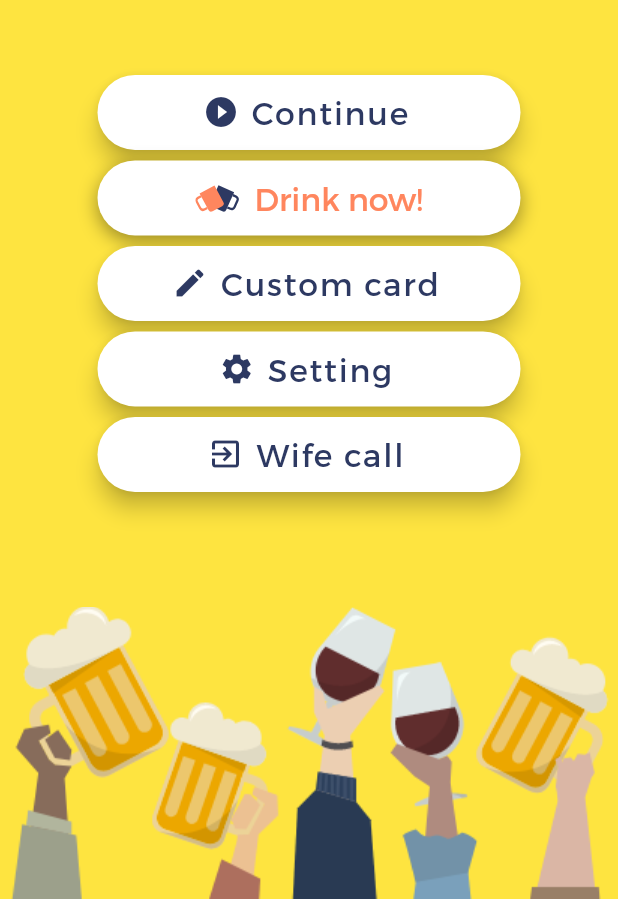
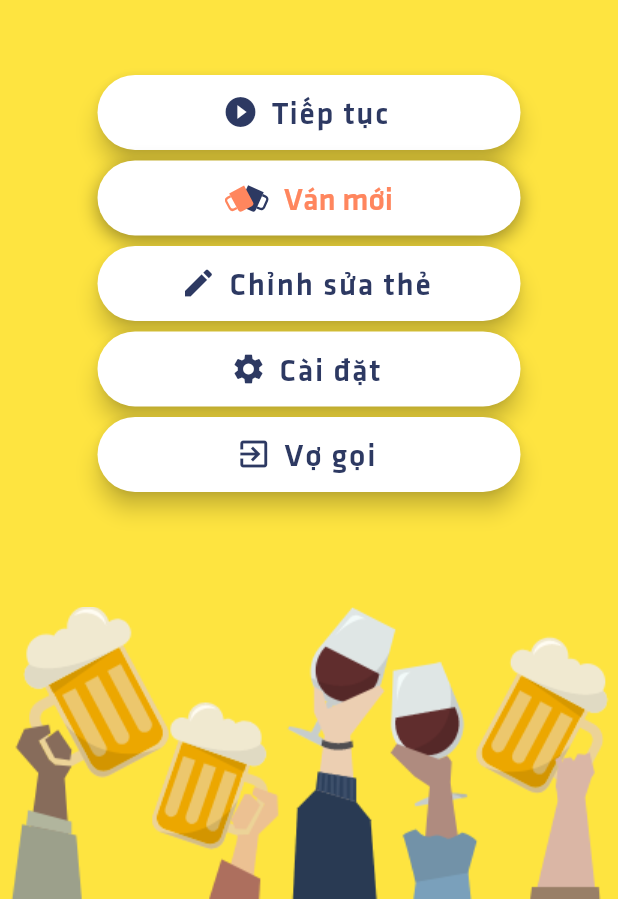
Before and after one commit to tanpmclk14uit/drinking_card, a Flutter app: the screen it shows after launch, on a phone screen of 412 x 824 dp, the part 337-1236 px from its top. Run offline on Flutter 3.47's test engine with Material 2 defaults, Android fonts, the phone set to English and light mode, and no system bars; our stand-ins replace flutter_svg.

Commit message:
fix font and language

```diff
--- a/lib/home/components/NormalButton.dart
+++ b/lib/home/components/NormalButton.dart
@@ -17,7 +17,7 @@ class HomeButton extends StatelessWidget {
         label: Text(
           label,
           style: const TextStyle(
-            fontFamily: "Montserrat",
+            fontFamily: "Facebook",
             fontSize: 21,
             fontWeight: FontWeight.normal,
           ),
--- a/lib/home/components/SpecialButton.dart
+++ b/lib/home/components/SpecialButton.dart
@@ -29,11 +29,11 @@ class SpecialButton extends StatelessWidget {
               SvgPicture.asset("assets/icons/special_icon.svg"),
               const SizedBox(width: 10),
               Text(
-                "Drink now!",
+                "Ván mới",
                 style: TextStyle(
                     color: specialButtonText,
                     fontSize: 21,
-                    fontFamily: "Montserrat"),
+                    fontFamily: "Facebook"),
               )
             ],
             mainAxisAlignment: MainAxisAlignment.center,
--- a/lib/home/home.dart
+++ b/lib/home/home.dart
@@ -22,17 +22,17 @@ class HomeScreen extends StatelessWidget {
                 children: const [
                   AppTitle(),
                   SizedBox(height: 50),
-                  HomeButton(Icon(Icons.play_circle_fill_outlined), "Continue"),
+                  HomeButton(Icon(Icons.play_circle_fill_outlined), "Tiếp tục"),
                   SizedBox(
                     height: 7,
                   ),
                   SpecialButton(),
                   SizedBox(height: 7),
-                  HomeButton(Icon(Icons.edit), "Custom card"),
+                  HomeButton(Icon(Icons.edit), "Chỉnh sửa thẻ"),
                   SizedBox(height: 7),
-                  HomeButton(Icon(Icons.settings), "Setting"),
+                  HomeButton(Icon(Icons.settings), "Cài đặt"),
                   SizedBox(height: 7),
-                  HomeButton(Icon(Icons.exit_to_app), "Wife call")
+                  HomeButton(Icon(Icons.exit_to_app), "Vợ gọi")
                 ],
               ),
             ),
```
Also changed, not shown: pubspec.yaml (+11 -7 lines), fonts/UTM FacebookB K&T.ttf (added), fonts/UTM FacebookK&TBoldItalic.ttf (added), fonts/UTM FacebookR K&T.ttf (added), fonts/UTMFacebookK&TItalic.ttf (added).
